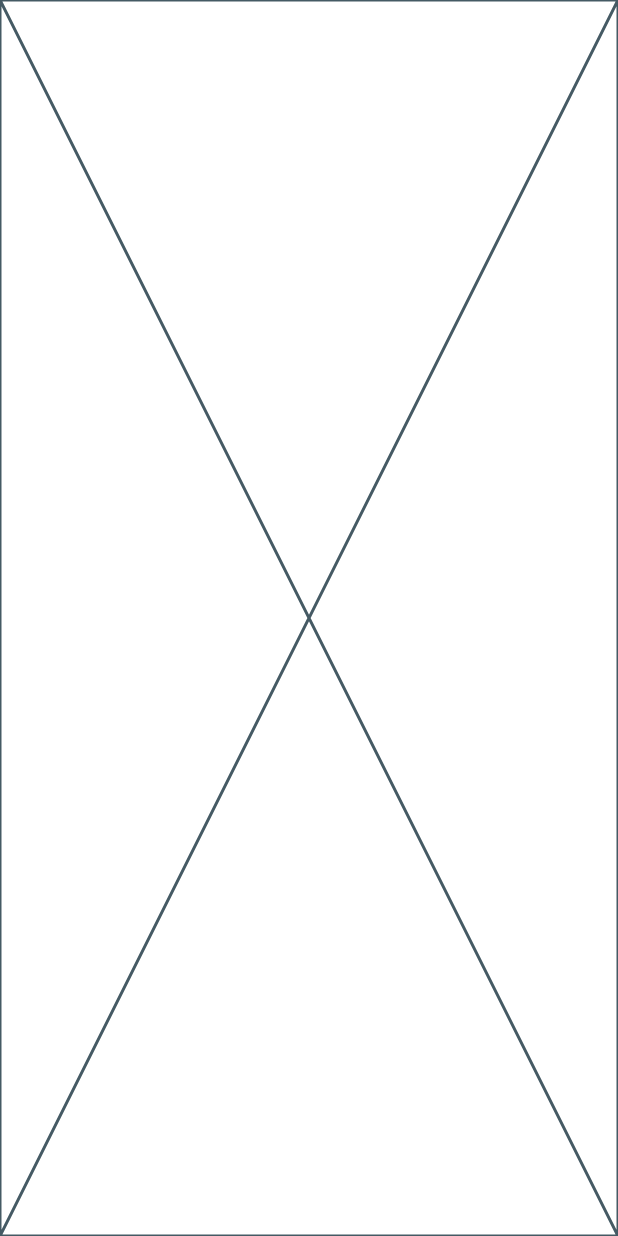
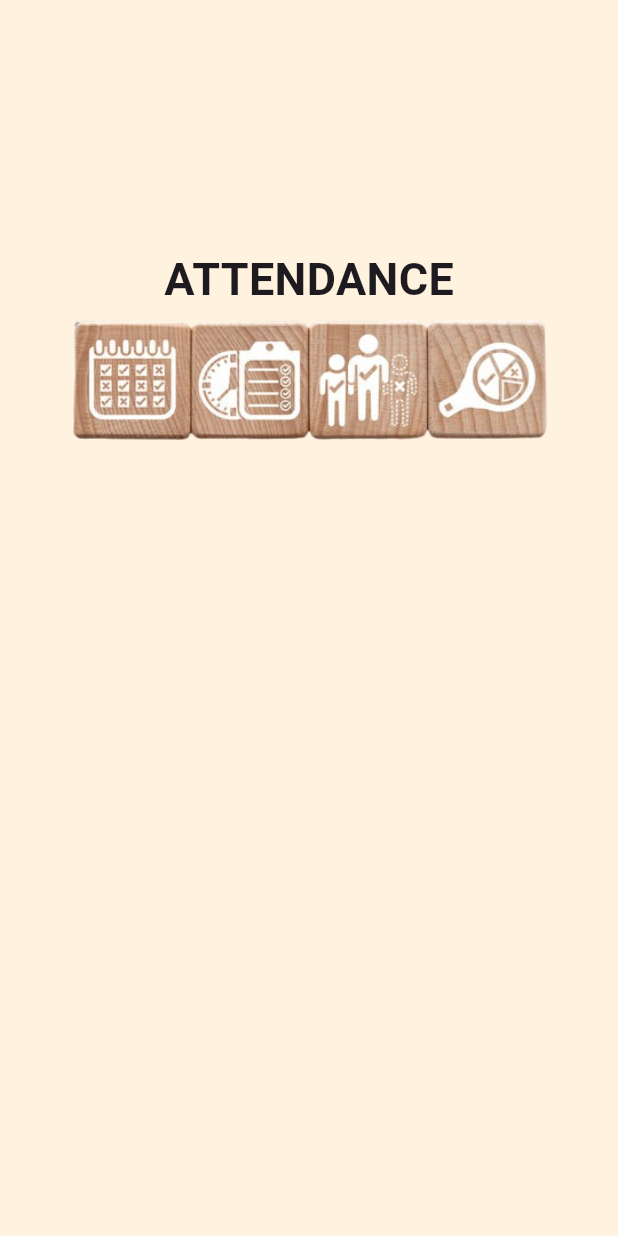
Before and after one commit to naman280104/attendance-app, a Flutter app: the first screen one second after launch, on a phone screen of 412 x 824 dp. Run offline on Flutter 3.47's test engine with Material 3 defaults, Android fonts, the phone set to English and light mode, and no system bars.

Commit message:
splash screen and askrole ui done

```diff
--- a/client/lib/assets/constants/colors.dart
+++ b/client/lib/assets/constants/colors.dart
@@ -0,0 +1,3 @@
+import 'package:flutter/material.dart';
+
+const cream = Color(0xFFFFF2DF);
--- a/client/lib/main.dart
+++ b/client/lib/main.dart
@@ -1,4 +1,6 @@
+import 'package:attendance/splash_screen.dart';
 import 'package:flutter/material.dart';
+
 
 void main() {
   runApp(const MyApp());
@@ -11,7 +13,8 @@ class MyApp extends StatelessWidget {
   Widget build(BuildContext context) {
     return const MaterialApp(
       title: 'Attendance',
-      home: Placeholder(),
+      debugShowCheckedModeBanner: false,
+      home: SplashScreen(),
     );
   }
 }
--- /dev/null
+++ b/client/lib/splash_screen.dart
@@ -0,0 +1,35 @@
+import 'package:attendance/ask_role.dart';
+import 'package:flutter/material.dart';
+import 'assets/constants/colors.dart';
+
+class SplashScreen extends StatelessWidget {
+  const SplashScreen({super.key});
+
+
+
+  @override
+  Widget build(BuildContext context) {
+    Future.delayed(const Duration(seconds: 2), () {
+      Navigator.of(context).pushReplacement(MaterialPageRoute(builder: ((context) => const AskRole())));
+    });
+    return Scaffold(
+      backgroundColor: cream,
+      body: Column(
+          children: <Widget>[
+            SizedBox(height: MediaQuery.of(context).size.height * 0.2),
+            Center(
+              child: Text(
+                'ATTENDANCE',
+                style: TextStyle(
+                  fontSize: 30,
+                  fontWeight: FontWeight.bold,
+                ),
+              ),
+            ),
+            Image.asset('lib/assets/images/canvas.png'),
+            Expanded(child: SizedBox()),
+          ]
+        ),
+    );
+  }
+}
```
Also changed, not shown: client/lib/ask_role.dart (added, +96 -0 lines), client/lib/assets/images/canvas.png (added).
